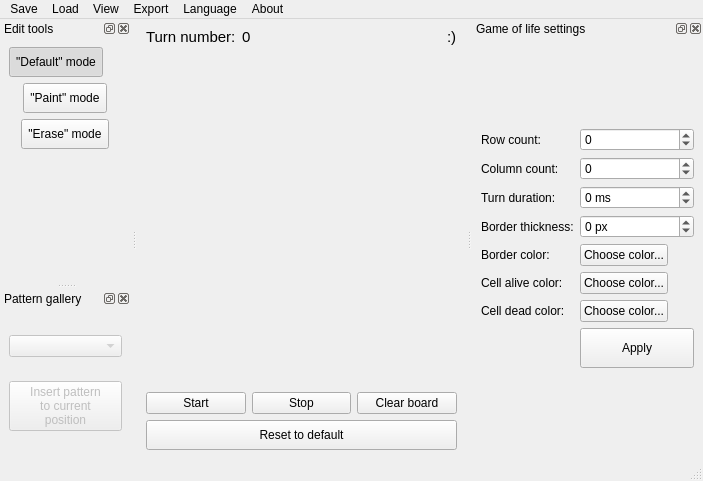
The window that designer/MainWindow.ui (ZyMa-1/Conways_game_of_life_widget) describes before a commit, drawn with Qt 5.
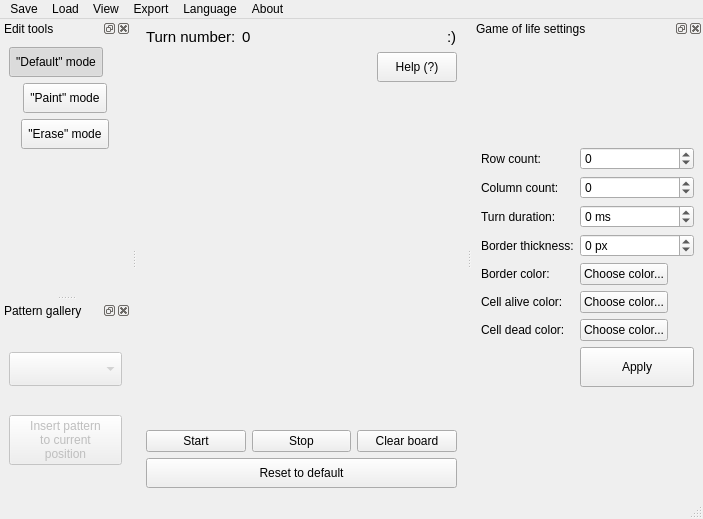
The same window after the commit. Custom widgets are drawn as their Qt base class.

Diff of the .ui file:
```diff
--- a/designer/MainWindow.ui
+++ b/designer/MainWindow.ui
@@ -7,7 +7,7 @@
     <x>0</x>
     <y>0</y>
     <width>703</width>
-    <height>481</height>
+    <height>519</height>
    </rect>
   </property>
   <property name="sizePolicy">
@@ -108,6 +108,39 @@
         </item>
        </layout>
       </item>
+      <item>
+       <layout class="QHBoxLayout" name="horizontalLayout_2">
+        <property name="topMargin">
+         <number>0</number>
+        </property>
+        <item>
+         <spacer name="horizontalSpacer">
+          <property name="orientation">
+           <enum>Qt::Horizontal</enum>
+          </property>
+          <property name="sizeHint" stdset="0">
+           <size>
+            <width>40</width>
+            <height>20</height>
+           </size>
+          </property>
+         </spacer>
+        </item>
+        <item>
+         <widget class="QPushButton" name="help_button">
+          <property name="minimumSize">
+           <size>
+            <width>0</width>
+            <height>30</height>
+           </size>
+          </property>
+          <property name="text">
+           <string>Help (?)</string>
+          </property>
+         </widget>
+        </item>
+       </layout>
+      </item>
       <item>
        <widget class="ConwaysGameOfLife" name="conways_game_of_life_widget">
         <property name="sizePolicy">
@@ -774,6 +807,12 @@
        <property name="enabled">
         <bool>false</bool>
        </property>
+       <property name="minimumSize">
+        <size>
+         <width>0</width>
+         <height>34</height>
+        </size>
+       </property>
        <property name="focusPolicy">
         <enum>Qt::NoFocus</enum>
        </property>
@@ -783,6 +822,12 @@
        <property name="currentText">
         <string/>
        </property>
+       <property name="iconSize">
+        <size>
+         <width>32</width>
+         <height>32</height>
+        </size>
+       </property>
        <property name="placeholderText">
         <string>Choose pattern</string>
        </property>
```
Left out of the diff: 5 changed lines with no effect on the pictures.
